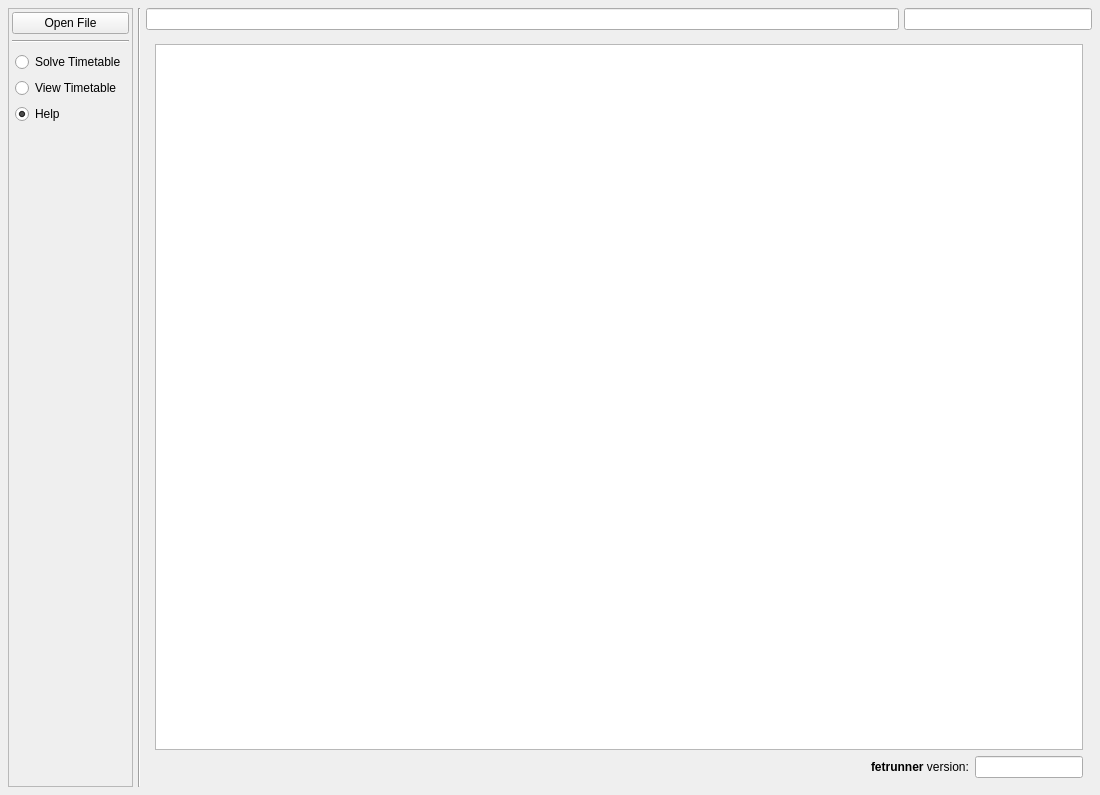
The window that gui/mainwindow.ui (gradgrind/fetrunner) describes before a commit, drawn with Qt 5.
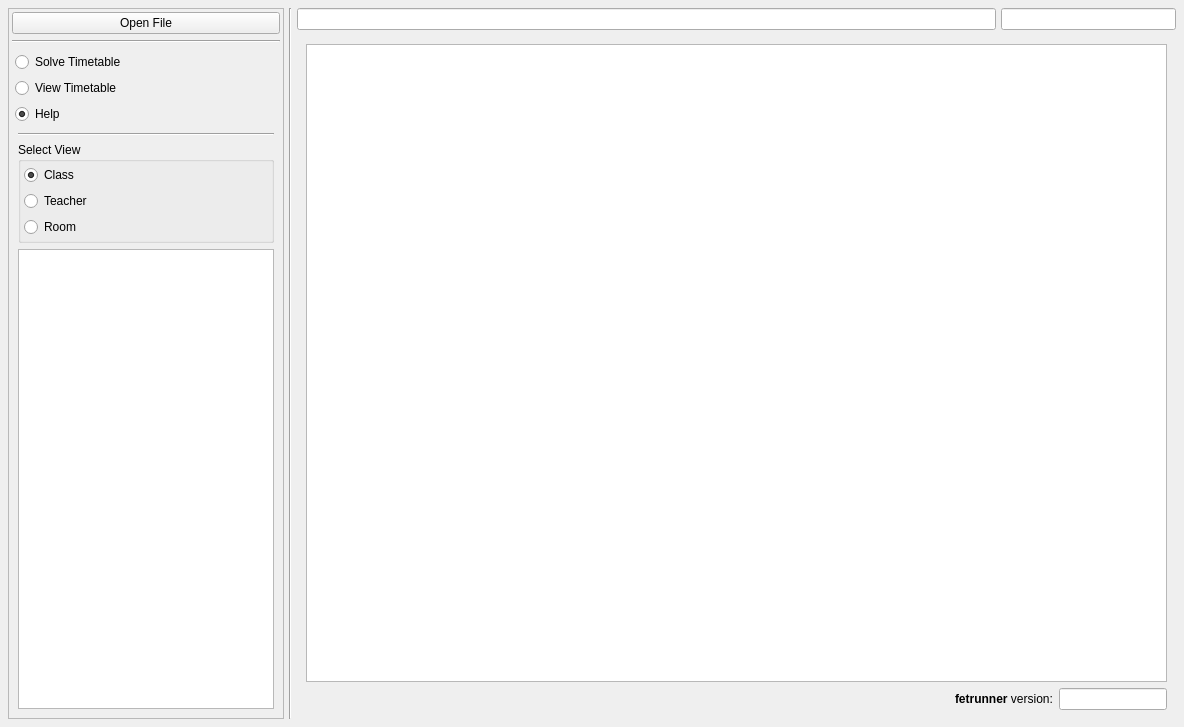
The same window after the commit. The open tabs and pages were chosen to show the change.

Patch:
```diff
--- a/gui/mainwindow.ui
+++ b/gui/mainwindow.ui
@@ -6,8 +6,8 @@
    <rect>
     <x>0</x>
     <y>0</y>
-    <width>1100</width>
-    <height>795</height>
+    <width>1184</width>
+    <height>727</height>
    </rect>
   </property>
   <property name="windowTitle">
@@ -37,7 +37,7 @@
      <property name="frameShadow">
       <enum>QFrame::Shadow::Raised</enum>
      </property>
-     <layout class="QVBoxLayout" name="verticalLayout_2">
+     <layout class="QVBoxLayout" name="verticalLayout_7">
       <property name="leftMargin">
        <number>3</number>
       </property>
@@ -66,7 +66,7 @@
       </item>
       <item>
        <widget class="QFrame" name="frame">
-        <layout class="QVBoxLayout" name="verticalLayout_3">
+        <layout class="QVBoxLayout" name="verticalLayout_6">
          <property name="leftMargin">
           <number>3</number>
          </property>
@@ -107,17 +107,99 @@
           </widget>
          </item>
          <item>
-          <spacer name="verticalSpacer">
-           <property name="orientation">
-            <enum>Qt::Orientation::Vertical</enum>
+          <widget class="QStackedWidget" name="side_panel_sub">
+           <property name="currentIndex">
+            <number>0</number>
            </property>
-           <property name="sizeHint" stdset="0">
-            <size>
-             <width>20</width>
-             <height>626</height>
-            </size>
-           </property>
-          </spacer>
+           <widget class="QWidget" name="page">
+            <layout class="QVBoxLayout" name="verticalLayout_2">
+             <item>
+              <spacer name="verticalSpacer">
+               <property name="orientation">
+                <enum>Qt::Orientation::Vertical</enum>
+               </property>
+               <property name="sizeHint" stdset="0">
+                <size>
+                 <width>20</width>
+                 <height>498</height>
+                </size>
+               </property>
+              </spacer>
+             </item>
+            </layout>
+           </widget>
+           <widget class="QWidget" name="page_2">
+            <layout class="QVBoxLayout" name="verticalLayout_3">
+             <property name="leftMargin">
+              <number>3</number>
+             </property>
+             <property name="topMargin">
+              <number>3</number>
+             </property>
+             <property name="rightMargin">
+              <number>3</number>
+             </property>
+             <property name="bottomMargin">
+              <number>3</number>
+             </property>
+             <item>
+              <widget class="Line" name="line_3">
+               <property name="orientation">
+                <enum>Qt::Orientation::Horizontal</enum>
+               </property>
+              </widget>
+             </item>
+             <item>
+              <widget class="QGroupBox" name="groupBox">
+               <property name="title">
+                <string>Select View</string>
+               </property>
+               <layout class="QVBoxLayout" name="verticalLayout_5">
+                <property name="leftMargin">
+                 <number>3</number>
+                </property>
+                <property name="topMargin">
+                 <number>3</number>
+                </property>
+                <property name="rightMargin">
+                 <number>3</number>
+                </property>
+                <property name="bottomMargin">
+                 <number>3</number>
+                </property>
+                <item>
+                 <widget class="QRadioButton" name="rb_view_class">
+                  <property name="text">
+                   <string>Class</string>
+                  </property>
+                  <property name="checked">
+                   <bool>true</bool>
+                  </property>
+                 </widget>
+                </item>
+                <item>
+                 <widget class="QRadioButton" name="rb_view_teacher">
+                  <property name="text">
+                   <string>Teacher</string>
+                  </property>
+                 </widget>
+                </item>
+                <item>
+                 <widget class="QRadioButton" name="rb_view_room">
+                  <property name="text">
+                   <string>Room</string>
+                  </property>
+                 </widget>
+                </item>
+               </layout>
+              </widget>
+             </item>
+             <item>
+              <widget class="QListWidget" name="view_choice_list"/>
+             </item>
+            </layout>
+           </widget>
+          </widget>
          </item>
         </layout>
        </widget>
```
